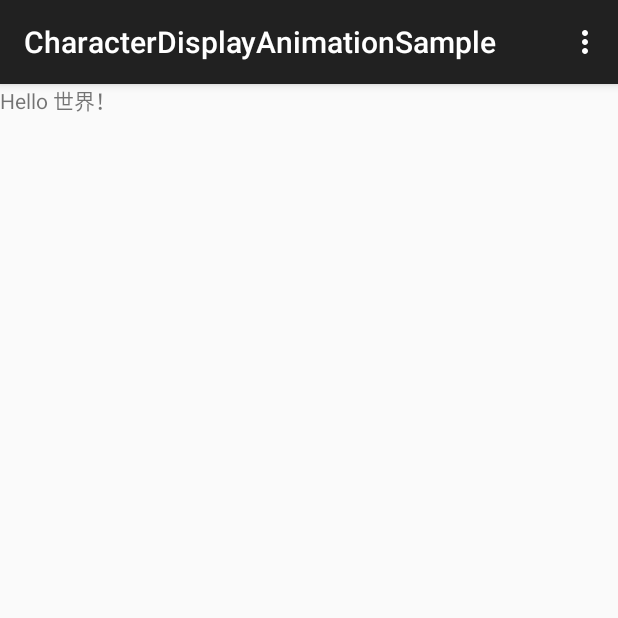
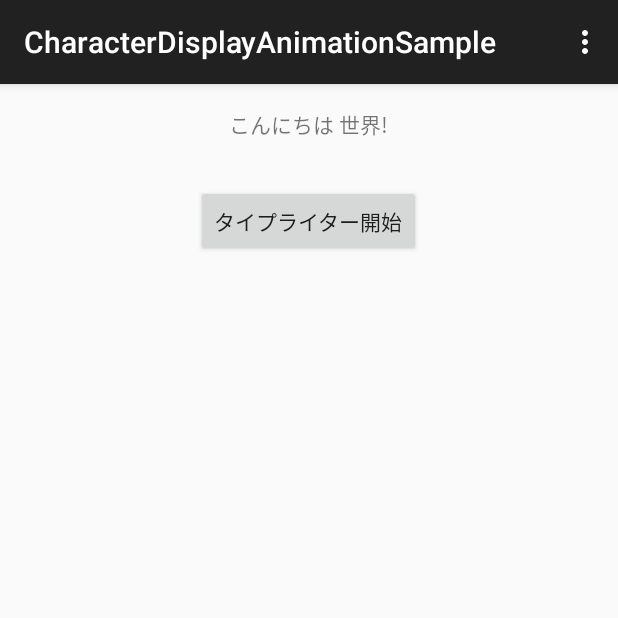
Before and after one commit to kwmt/CharacterDisplayAnimationSample, an Android app: the screen it shows after launch (MainActivity), on a phone screen of 412 x 824 dp, the top half of it. Run offline under Robolectric (Android 15) with nearby library versions, the phone set to English and light mode, and no system bars.

Commit message:
xmlから使えるように変更&ボタンを押したらアニメーションを開始するように変更

```diff
--- a/app/src/main/java/net/kwmt27/characterdisplayanimationsample/MainActivity.java
+++ b/app/src/main/java/net/kwmt27/characterdisplayanimationsample/MainActivity.java
@@ -4,6 +4,8 @@ import android.os.Bundle;
 import android.support.v7.app.ActionBarActivity;
 import android.view.Menu;
 import android.view.MenuItem;
+import android.view.View;
+import android.widget.Button;
 
 
 public class MainActivity extends ActionBarActivity {
@@ -11,12 +13,21 @@ public class MainActivity extends ActionBarActivity {
     @Override
     protected void onCreate(Bundle savedInstanceState) {
         super.onCreate(savedInstanceState);
+        setContentView(R.layout.activity_main);
 
-        TypeWriterTextView writer = new TypeWriterTextView(this);
-        setContentView(writer);
+        final TypeWriterTextView writer = (TypeWriterTextView)findViewById(R.id.typeWriteTextView);
 
-        writer.setCharacterDelay(150);
-        writer.animateText("Hello 世界！");
+        Button button = (Button)findViewById(R.id.startTypeWriterButton);
+        button.setOnClickListener(new View.OnClickListener() {
+            @Override
+            public void onClick(View v) {
+                writer.setCharacterDelay(150);
+//                writer.animateText("Hello 世界！");
+                writer.startAnimation();
+
+            }
+        });
+
 
     }
 
--- a/app/src/main/res/layout/activity_main.xml
+++ b/app/src/main/res/layout/activity_main.xml
@@ -8,9 +8,21 @@
     android:paddingTop="@dimen/activity_vertical_margin"
     tools:context=".MainActivity">
 
-    <TextView
+
+    <net.kwmt27.characterdisplayanimationsample.TypeWriterTextView
+        android:id="@+id/typeWriteTextView"
+        android:layout_centerHorizontal="true"
         android:layout_width="wrap_content"
         android:layout_height="wrap_content"
         android:text="@string/hello_world" />
 
+    <Button
+        android:id="@+id/startTypeWriterButton"
+        android:layout_marginTop="30dp"
+        android:layout_below="@+id/typeWriteTextView"
+        android:layout_width="wrap_content"
+        android:layout_height="wrap_content"
+        android:layout_centerHorizontal="true"
+        android:text="タイプライター開始"/>
+
 </RelativeLayout>
--- a/app/src/main/res/values/strings.xml
+++ b/app/src/main/res/values/strings.xml
@@ -1,6 +1,6 @@
 <resources>
     <string name="app_name">CharacterDisplayAnimationSample</string>
 
-    <string name="hello_world">Hello world!</string>
+    <string name="hello_world">こんにちは 世界!</string>
     <string name="action_settings">Settings</string>
 </resources>
```
Also changed, not shown: app/src/main/java/net/kwmt27/characterdisplayanimationsample/TypeWriterTextView.java (+38 -7 lines).
